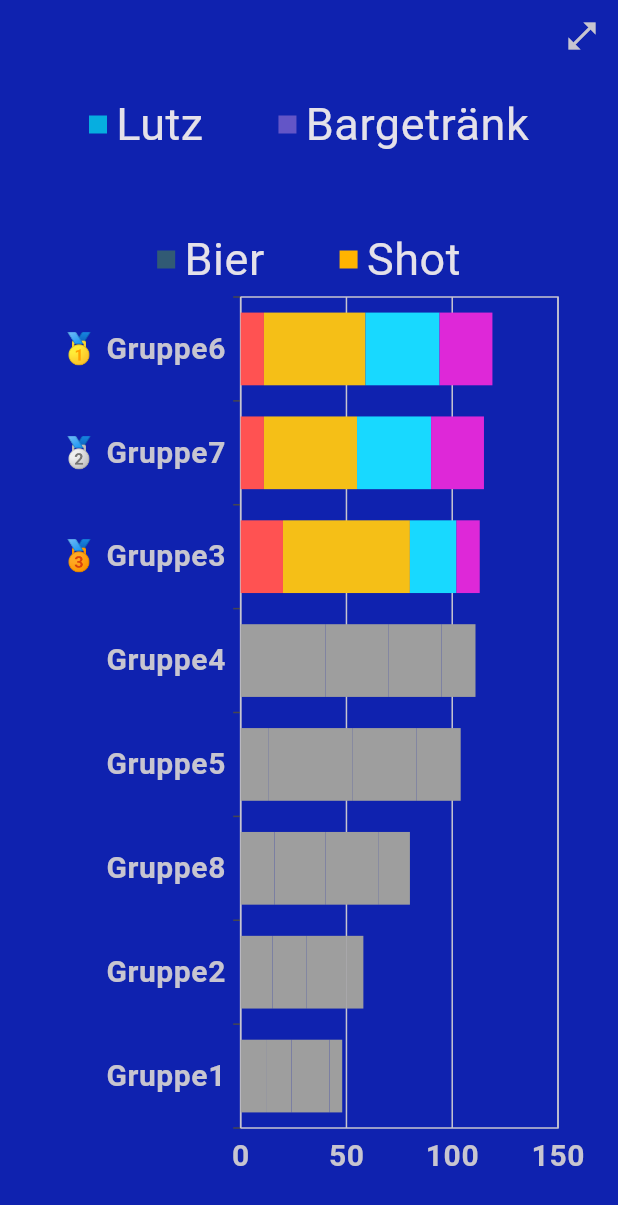
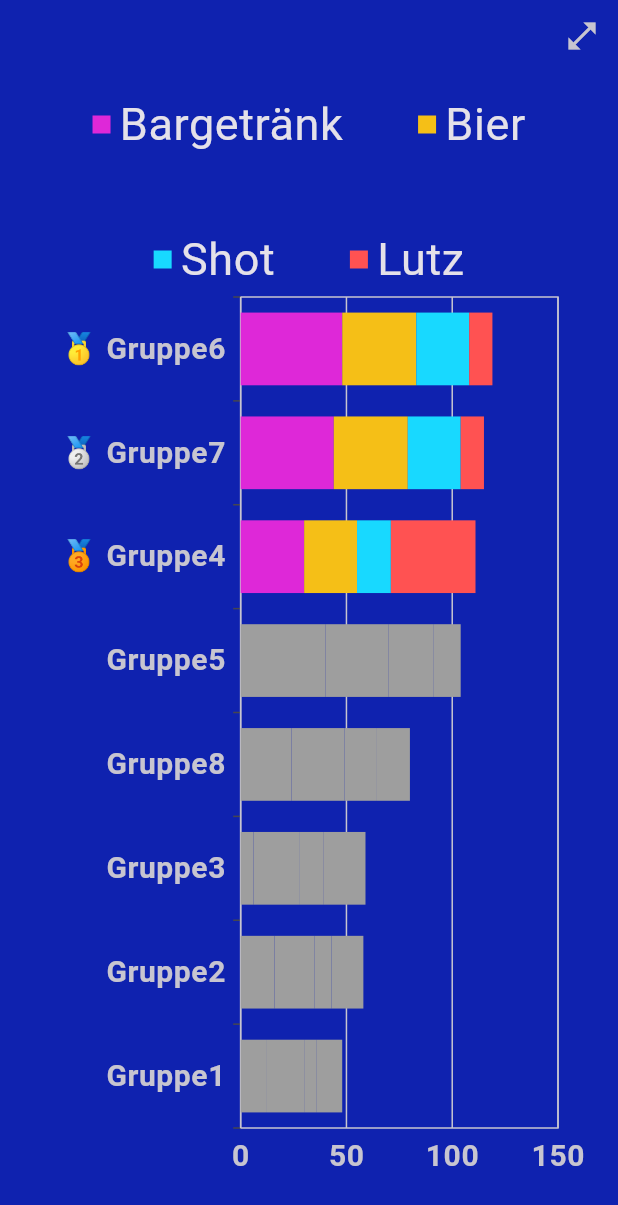
Before and after one commit to pythonite42/sauf_o_mat, a Flutter app: the screen it shows after launch, on a phone screen of 412 x 824 dp. Shown: the top 1205 px of the screen. Run offline on Flutter 3.47's test engine with Material 3 defaults, Android fonts, the light colour scheme and no system bars; our stand-ins replace syncfusion_flutter_charts; missing offline and left inert: window_manager.

Commit message:
colors corrected

```diff
--- a/lib/colors.dart
+++ b/lib/colors.dart
@@ -28,9 +28,6 @@ final ThemeData appTheme = ThemeData(
       ),
     ),
   ),
-  /* iconTheme: const IconThemeData(
-    color: Colors.white,
-  ), */
   textTheme: const TextTheme(
     headlineSmall: TextStyle(
       color: Colors.white,
--- a/lib/main.dart
+++ b/lib/main.dart
@@ -94,7 +94,10 @@ class _MyScaffoldState extends State<MyScaffold> {
                         });
                         await windowManager.setFullScreen(false);
                       },
-                      icon: const Icon(Icons.close_fullscreen),
+                      icon: const Icon(
+                        Icons.close_fullscreen,
+                        color: Color(0xFF1b31d1),
+                      ),
                     ),
             ],
           ),
--- a/lib/page_diagram.dart
+++ b/lib/page_diagram.dart
@@ -35,7 +35,7 @@ class _PageDiagramState extends State<PageDiagram> {
     _chartData = <ChartData>[
       ChartData(group: 'Gruppe1', longdrink: 6, shot: 6, beer: 18, lutz: 12),
       ChartData(group: 'Gruppe2', longdrink: 8, shot: 8, beer: 19, lutz: 15),
-      ChartData(group: 'Gruppe3', longdrink: 30, shot: 11, beer: 22, lutz: 20),
+      ChartData(group: 'Gruppe3', longdrink: 3, shot: 11, beer: 22, lutz: 20),
       ChartData(group: 'Gruppe4', longdrink: 15, shot: 16, beer: 25, lutz: 40),
       ChartData(group: 'Gruppe5', longdrink: 20, shot: 21, beer: 30, lutz: 13),
       ChartData(group: 'Gruppe6', longdrink: 24, shot: 25, beer: 35, lutz: 11),
@@ -98,32 +98,36 @@ class _PageDiagramState extends State<PageDiagram> {
           StackedBarSeries<ChartData, String>(
             dataSource: _chartData,
             xValueMapper: (ChartData data, int index) => data.group,
-            yValueMapper: (ChartData data, int index) => data.lutz,
-            name: 'Lutz',
-            pointColorMapper: (data, index) => index < ((_chartData?.length ?? 0) - 3) ? Colors.grey : redAccent,
+            yValueMapper: (ChartData data, int index) => data.longdrink == null ? null : data.longdrink! * 2,
+            name: 'Bargetränk',
+            color: Theme.of(context).colorScheme.secondary,
+            pointColorMapper: (data, index) =>
+                index < ((_chartData?.length ?? 0) - 3) ? Colors.grey : Theme.of(context).colorScheme.secondary,
           ),
           StackedBarSeries<ChartData, String>(
             dataSource: _chartData,
             xValueMapper: (ChartData data, int index) => data.group,
-            yValueMapper: (ChartData data, int index) => data.longdrink == null ? null : data.longdrink! * 2,
-            name: 'Bargetränk',
+            yValueMapper: (ChartData data, int index) => data.beer,
+            name: 'Bier',
+            color: Theme.of(context).colorScheme.tertiary,
             pointColorMapper: (data, index) =>
                 index < ((_chartData?.length ?? 0) - 3) ? Colors.grey : Theme.of(context).colorScheme.tertiary,
           ),
           StackedBarSeries<ChartData, String>(
             dataSource: _chartData,
             xValueMapper: (ChartData data, int index) => data.group,
-            yValueMapper: (ChartData data, int index) => data.beer,
-            name: 'Bier',
+            yValueMapper: (ChartData data, int index) => data.shot,
+            name: 'Shot',
+            color: cyanAccent,
             pointColorMapper: (data, index) => index < ((_chartData?.length ?? 0) - 3) ? Colors.grey : cyanAccent,
           ),
           StackedBarSeries<ChartData, String>(
             dataSource: _chartData,
             xValueMapper: (ChartData data, int index) => data.group,
-            yValueMapper: (ChartData data, int index) => data.shot,
-            name: 'Shot',
-            pointColorMapper: (data, index) =>
-                index < ((_chartData?.length ?? 0) - 3) ? Colors.grey : Theme.of(context).colorScheme.secondary,
+            yValueMapper: (ChartData data, int index) => data.lutz,
+            name: 'Lutz',
+            color: redAccent,
+            pointColorMapper: (data, index) => index < ((_chartData?.length ?? 0) - 3) ? Colors.grey : redAccent,
           ),
         ],
       ),
```
